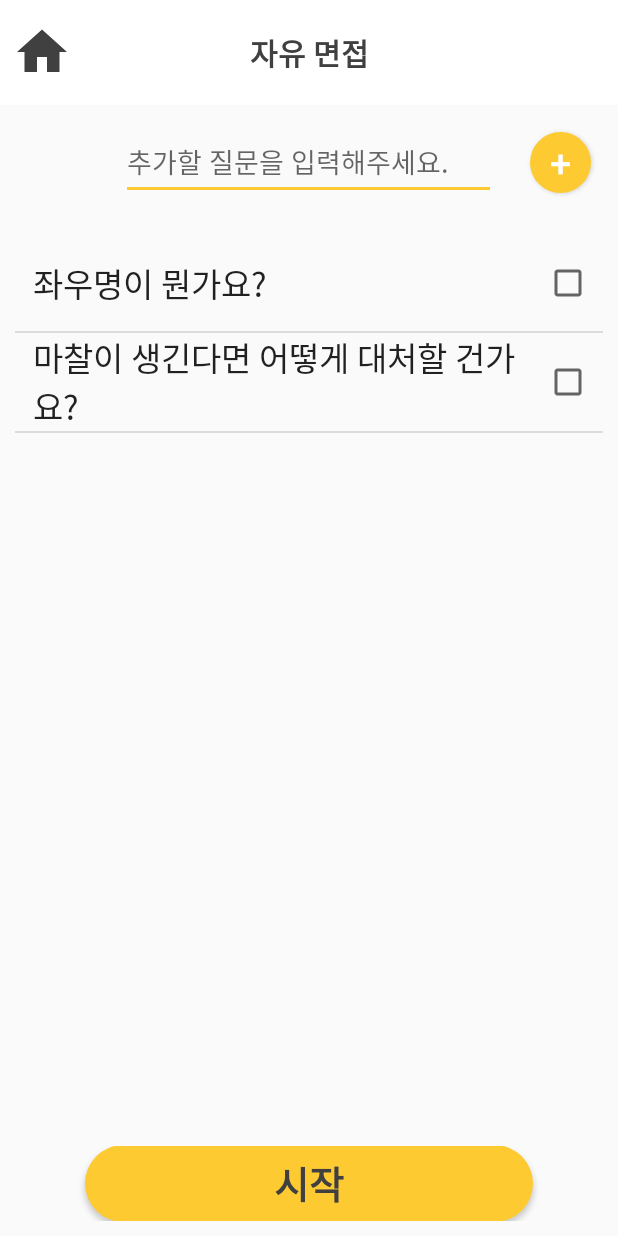
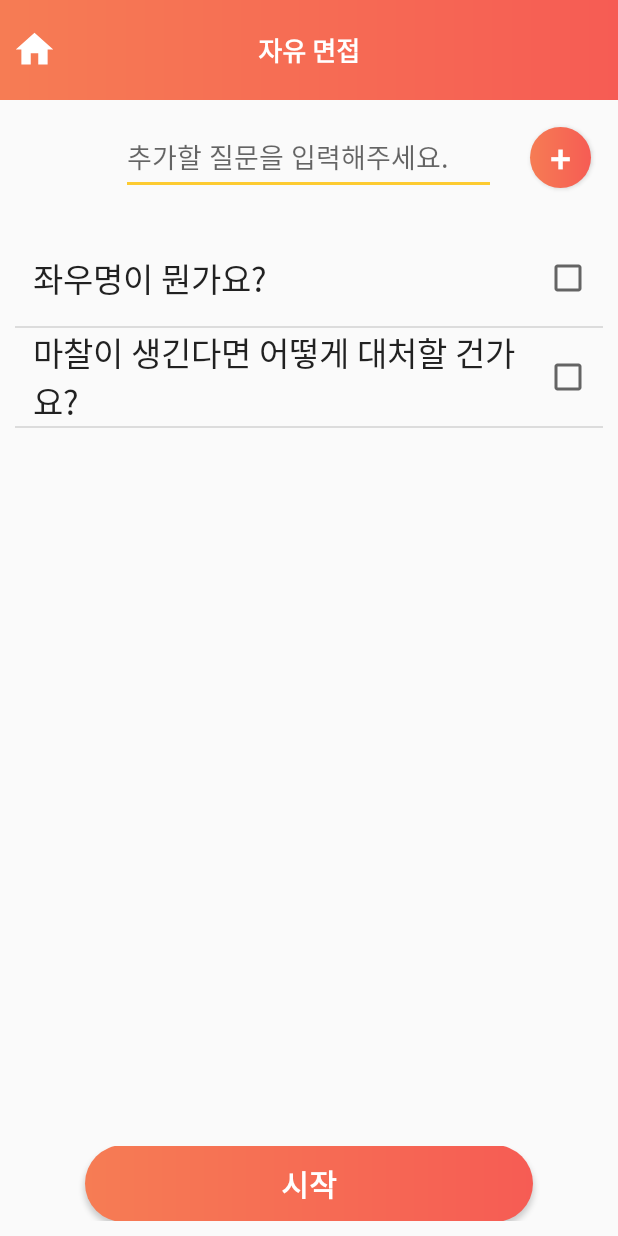
Before and after one commit to soyeon207/interview, an Android app: the FreeInterview screen opened directly, with no data from a screen before it, on a phone screen of 412 x 824 dp. Run offline under Robolectric (Android 15) with nearby library versions, the phone set to English and light mode, and no system bars.

Commit message:
free_interview front modify

```diff
--- a/app/src/main/res/drawable/button.xml
+++ b/app/src/main/res/drawable/button.xml
@@ -8,7 +8,9 @@
         android:top="-1dp">
         <shape android:shape="rectangle" >
             <!--<stroke android:width="1dp" android:color="#3d3d3d" />-->
-            <solid android:color="#FDCB31" />
+            <gradient
+                android:startColor="#F67C54"
+                android:endColor="#F65C54" />
             <corners
                 android:bottomRightRadius="30dp"
                 android:bottomLeftRadius="30dp"
--- a/app/src/main/res/drawable/circle_color.xml
+++ b/app/src/main/res/drawable/circle_color.xml
@@ -8,7 +8,9 @@
         android:top="5dp">
         <shape android:shape="oval" >
             <!--<stroke android:width="1dp" android:color="#0078d7" />-->
-            <solid android:color="#FDCB31"/>
+            <gradient
+                android:startColor="#F67C54"
+                android:endColor="#F65C54" />
         </shape>
     </item>
 
--- a/app/src/main/res/drawable/home_icon.xml
+++ b/app/src/main/res/drawable/home_icon.xml
@@ -4,7 +4,7 @@
         android:viewportWidth="24.0"
         android:viewportHeight="24.0">
     <path
-        android:fillColor="#404040"
+        android:fillColor="@color/white"
         android:pathData="M10,20v-6h4v6h5v-8h3L12,3 2,12h3v8z"/>
 
 </vector>
--- a/app/src/main/res/layout/activity_free_interview.xml
+++ b/app/src/main/res/layout/activity_free_interview.xml
@@ -14,18 +14,18 @@
         <TextView
             android:layout_width="match_parent"
             android:layout_height="wrap_content"
-            android:background="#ffffff"
+            android:background="@drawable/gradient"
             android:padding="20dp"
             android:text="자유 면접"
             android:textAlignment="center"
-            android:textColor="@color/main"
-            android:textSize="20dp"
+            android:textColor="@color/white"
+            android:textSize="17dp"
             android:textStyle="bold" />
 
         <ImageView
             android:id="@+id/free_home"
-            android:layout_width="40dp"
-            android:layout_height="40dp"
+            android:layout_width="30dp"
+            android:layout_height="30dp"
             android:layout_alignParentLeft="true"
             android:layout_centerVertical="true"
             android:layout_marginLeft="8dp"
@@ -83,8 +83,9 @@
             android:layout_gravity="center"
             android:background="@drawable/button"
             android:text="시작"
-            android:textColor="#404040"
-            android:textSize="25dp"
+            android:textColor="@color/white"
+            android:padding="10dp"
+            android:textSize="20dp"
             android:textStyle="bold" />
 
     </RelativeLayout>
```
